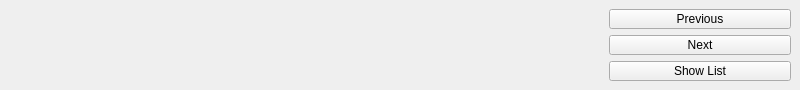
Above: src/gui/componentdisplayerwidget.ui from lukh/pcblab before the change. Below: the same form after it.
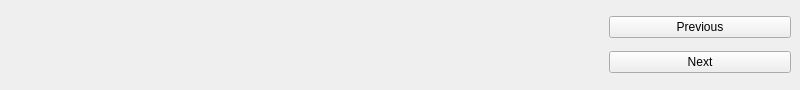
That is the form after the change.

Commit message: docking DesListWidget

Diff of the .ui file:
```diff
--- a/src/gui/componentdisplayerwidget.ui
+++ b/src/gui/componentdisplayerwidget.ui
@@ -76,13 +76,6 @@
         </property>
        </widget>
       </item>
-      <item row="2" column="0">
-       <widget class="QPushButton" name="showListButton">
-        <property name="text">
-         <string>Show List</string>
-        </property>
-       </widget>
-      </item>
       <item row="1" column="0">
        <widget class="QPushButton" name="nextCompoButton">
         <property name="text">
```
Left out of the diff: 3 changed lines with no effect on the pictures. The commit also changes 7 other files.
